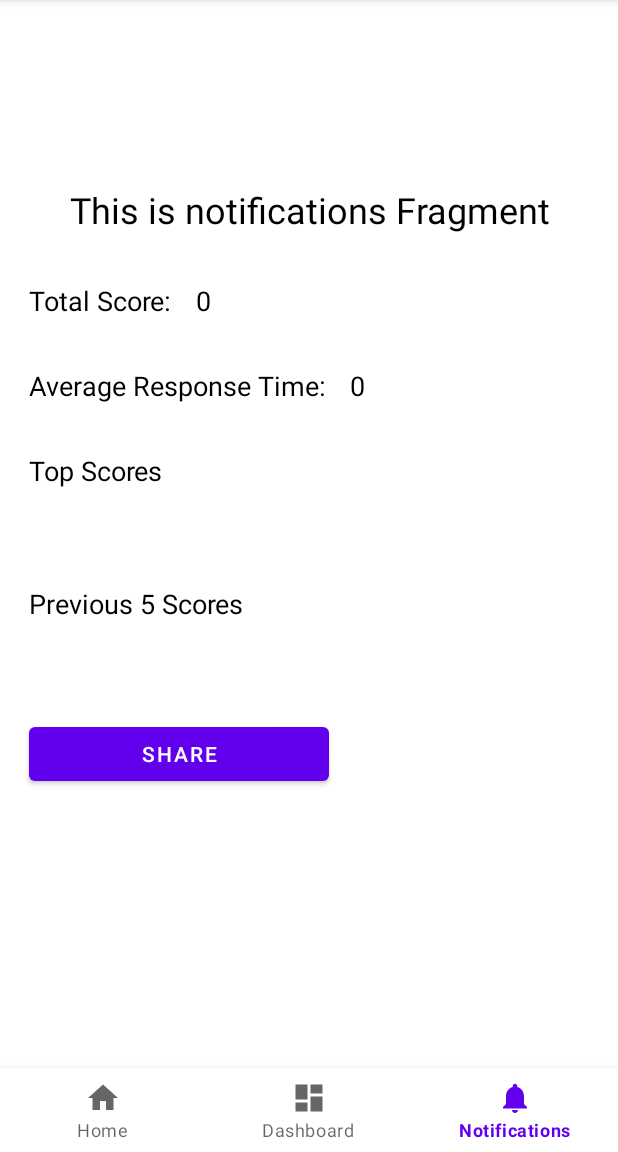
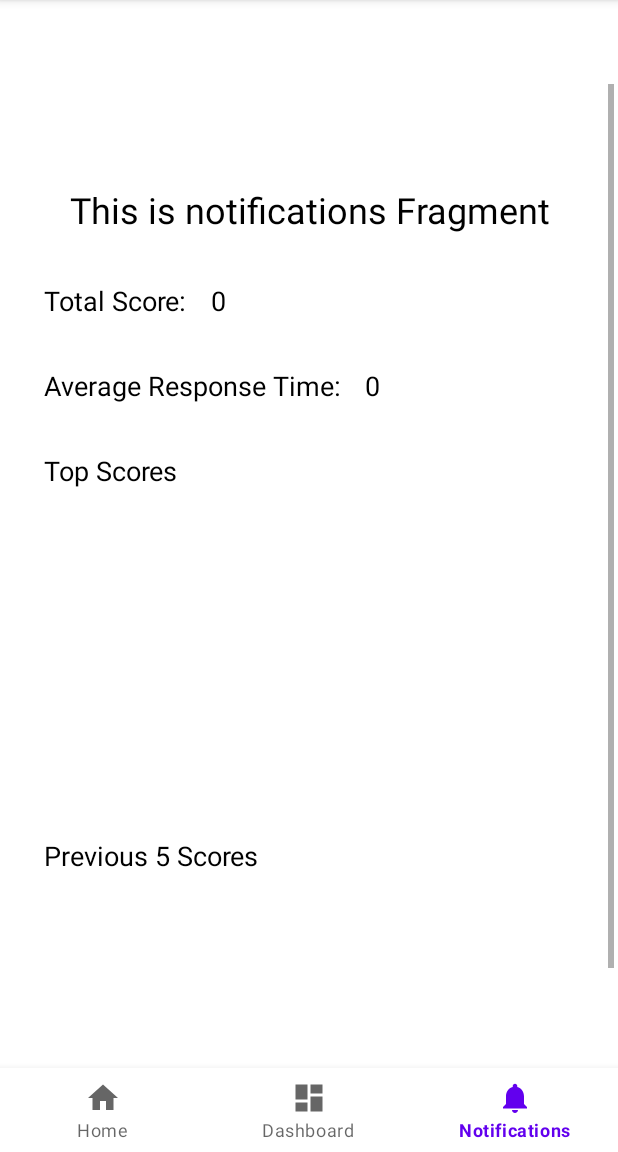
Before and after one commit to aidenlignieres/CP3406-EducationApp, an Android app: the NotificationsFragment screen opened through its navigation route, on a phone screen of 412 x 824 dp, the part 84-1236 px from its top. Run offline under Robolectric (Android 15) with nearby library versions, the phone set to English and light mode, and no system bars; our stand-ins replace navigation-ui.

Commit message:
Changed/Added scroll and offset side boards by 10dp

```diff
--- a/app/src/main/res/layout/fragment_dashboard.xml
+++ b/app/src/main/res/layout/fragment_dashboard.xml
@@ -19,7 +19,9 @@
         android:layout_width="match_parent"
         android:layout_height="wrap_content"
         android:orientation="horizontal"
-        android:padding="16dp">
+        android:padding="16dp"
+        android:layout_marginLeft="10dp"
+        android:layout_marginRight="10dp">
 
         <TextView
             android:layout_width="wrap_content"
@@ -43,7 +45,9 @@
         android:layout_width="match_parent"
         android:layout_height="wrap_content"
         android:orientation="horizontal"
-        android:padding="16dp">
+        android:padding="16dp"
+        android:layout_marginLeft="10dp"
+        android:layout_marginRight="10dp">
 
         <TextView
             android:layout_width="wrap_content"
--- a/app/src/main/res/layout/fragment_notifications.xml
+++ b/app/src/main/res/layout/fragment_notifications.xml
@@ -1,7 +1,10 @@
-<LinearLayout xmlns:android="http://schemas.android.com/apk/res/android"
-    xmlns:tools="http://schemas.android.com/tools"
+<ScrollView xmlns:android="http://schemas.android.com/apk/res/android"
     android:layout_width="match_parent"
-    android:layout_height="match_parent"
+    android:layout_height="match_parent">
+
+    <LinearLayout
+        android:layout_width="match_parent"
+        android:layout_height="wrap_content"
         android:orientation="vertical">
 
         <TextView
@@ -19,7 +22,9 @@
             android:layout_width="match_parent"
             android:layout_height="wrap_content"
             android:orientation="horizontal"
-        android:padding="16dp">
+            android:padding="16dp"
+            android:layout_marginLeft="10dp"
+            android:layout_marginRight="10dp">
 
             <TextView
                 android:layout_width="wrap_content"
@@ -43,7 +48,9 @@
             android:layout_width="match_parent"
             android:layout_height="wrap_content"
             android:orientation="horizontal"
-        android:padding="16dp">
+            android:padding="16dp"
+            android:layout_marginLeft="10dp"
+            android:layout_marginRight="10dp">
 
             <TextView
                 android:layout_width="wrap_content"
@@ -69,14 +76,18 @@
             android:text="@string/top_scores"
             android:textSize="18sp"
             android:textColor="@android:color/black"
-        android:padding="16dp" />
+            android:padding="16dp"
+            android:layout_marginLeft="10dp"
+            android:layout_marginRight="10dp"/>
 
         <LinearLayout
             android:id="@+id/topScoresLayout"
             android:layout_width="match_parent"
-        android:layout_height="wrap_content"
+            android:layout_height="200dp"
             android:orientation="vertical"
-        android:padding="16dp">
+            android:padding="16dp"
+            android:layout_marginLeft="10dp"
+            android:layout_marginRight="10dp">
 
             <!-- Add TextViews dynamically for top scores -->
 
@@ -88,14 +99,18 @@
             android:text="@string/previous_5_scores"
             android:textSize="18sp"
             android:textColor="@android:color/black"
-        android:padding="16dp" />
+            android:padding="16dp"
+            android:layout_marginLeft="10dp"
+            android:layout_marginRight="10dp"/>
 
         <LinearLayout
             android:id="@+id/previousScoresLayout"
             android:layout_width="match_parent"
-        android:layout_height="wrap_content"
+            android:layout_height="200dp"
             android:orientation="vertical"
-        android:padding="16dp">
+            android:padding="16dp"
+            android:layout_marginLeft="10dp"
+            android:layout_marginRight="10dp">
 
         <!-- Add TextViews dynamically for previous scores -->
 
@@ -105,8 +120,10 @@
         android:id="@+id/shareButton"
         android:layout_width="200dp"
         android:layout_height="wrap_content"
-        android:text="@string/share"
         android:layout_margin="16dp"
-        tools:ignore="VisualLintButtonSize" />
+        android:layout_gravity="center"
+        android:text="@string/share" />
 
     </LinearLayout>
+
+</ScrollView>
```
Lines whose indentation alone changed are shown as unchanged.
